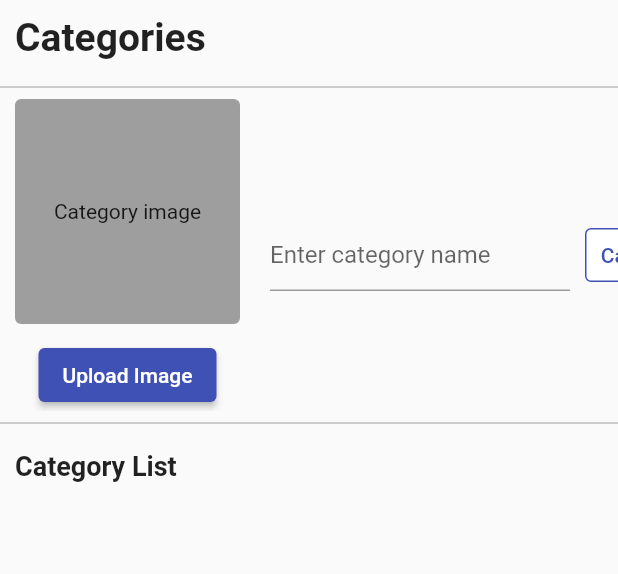
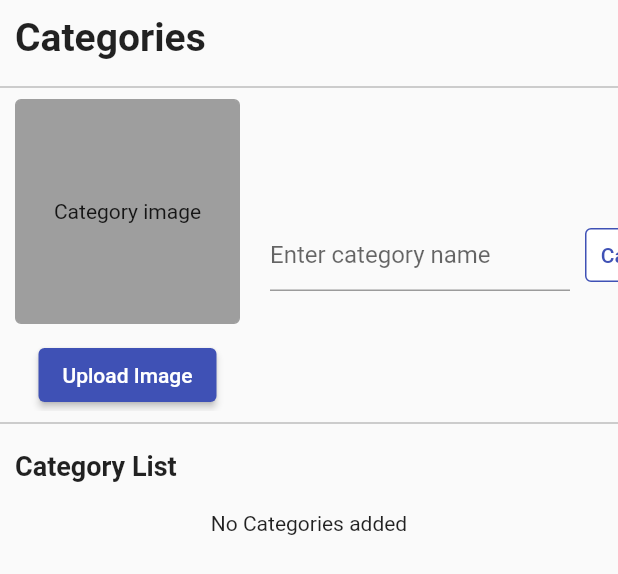
Before and after one commit to RanaKirtan-bit/cnc_admin, a Flutter app: the CategoryScreen widget shown alone on an empty page, opened directly, after a tap on "Upload Image", on a phone screen of 412 x 824 dp. Shown: the top 574 px of the screen. Run offline on Flutter 3.47's test engine with Material 2 defaults, Android fonts, the phone set to English and light mode, and no system bars; our stand-ins replace cloud_firestore, file_picker, firebase_core, firebase_database, firebase_storage, flutter_easyloading and 2 more; missing offline and left inert: date_time_format, flutter_admin_scaffold; accounts and stored records are empty; statements that could not run were skipped.

Commit message:
category_screen.dart

```diff
--- a/lib/screens/category_screen.dart
+++ b/lib/screens/category_screen.dart
@@ -1,9 +1,14 @@
+import 'dart:typed_data';
+import 'dart:io';
 import 'package:cloud_firestore/cloud_firestore.dart';
 import 'package:cnc_admin/firebase_service.dart';
+import 'package:cnc_admin/widgets/categories_list_widget.dart';
 import 'package:file_picker/file_picker.dart';
+import 'package:firebase_database/firebase_database.dart';
 import 'package:flutter/material.dart';
 import 'package:flutter_easyloading/flutter_easyloading.dart';
 import 'package:firebase_storage/firebase_storage.dart' as firebase_storage;
+import 'package:image_picker/image_picker.dart';
 
 class CategoryScreen extends StatefulWidget {
   static const String id = 'category';
@@ -14,12 +19,18 @@ class CategoryScreen extends StatefulWidget {
 }
 
 class _CategoryScreenState extends State<CategoryScreen> {
+  File? _image;
+  final picker = ImagePicker();         //NEW
   final TextEditingController _cartName = TextEditingController();
   final FirebaseService _service = FirebaseService();
-dynamic image;
+ dynamic image = null;
 String? fileName;
 final _formKey  = GlobalKey<FormState>();
 
+firebase_storage.FirebaseStorage storage = firebase_storage.FirebaseStorage.instance;     //NEW
+DatabaseReference databaseRef = FirebaseDatabase.instance.ref('Post');      //NEW
+
+  /*
    pickImage() async{
     FilePickerResult? result = await FilePicker.platform.pickFiles(
       type: FileType.image,allowMultiple: false,
@@ -33,6 +44,24 @@ final _formKey  = GlobalKey<FormState>();
       print("cancelled or Failed");
     }
   }
+*/
+
+
+  Future _pickImage() async {
+    final pickedFile =
+    await ImagePicker().pickImage(source: ImageSource.gallery);
+
+    setState(() {
+      if (pickedFile != null) {
+        _image = File(pickedFile.path);
+        image = _image!.readAsBytesSync();
+        fileName = pickedFile.name; // Update this line with the actual file name
+      } else {
+        print('no image picked');
+      }
+    });
+  }
+
 
   saveImageToDb() async{
       var ref = firebase_storage.FirebaseStorage.instance
@@ -68,10 +97,12 @@ final _formKey  = GlobalKey<FormState>();
     clear(){
         setState(() {
           _cartName.clear();
-          image = null;
+          image = null;       //NEW
 
         });
     }
+
+
 
   @override
   Widget build(BuildContext context) {
@@ -111,18 +142,17 @@ final _formKey  = GlobalKey<FormState>();
                         border: Border.all(color: Colors.grey.shade500),
 
                       ),
-                      child: Center(
-                        child: image==null ?
-                         Text(
+                      child: image!= null  ? Image.memory(image, fit: BoxFit.cover,) : Center(
+                         child:Text(
                           'Category image',
-                        ):Image.memory(image),
+                        ),
                       ),
                     ),
                     SizedBox(
                       height: 10,
                     ),
                     ElevatedButton(onPressed: (){
-                        pickImage();
+                        _pickImage();
                     }, child: Text(
                       'Upload Image',
                     ),),
@@ -147,7 +177,9 @@ final _formKey  = GlobalKey<FormState>();
                 const SizedBox(
                   width: 10,
                 ),
-                TextButton(onPressed: (){}, child: Text(
+                TextButton(onPressed: (){
+                  clear();
+                }, child: Text(
                   'Cancel',
                   style: TextStyle(
                     color: Theme.of(context).primaryColor,
@@ -184,6 +216,8 @@ final _formKey  = GlobalKey<FormState>();
               ),
             ),
           ),
+          const SizedBox(height: 10,),
+          CategoryListWidget()
         ],
       ),
     );
--- /dev/null
+++ b/lib/widgets/categories_list_widget.dart
@@ -0,0 +1,74 @@
+import 'package:cloud_firestore/cloud_firestore.dart';
+import 'package:flutter/material.dart';
+import 'package:path/path.dart';
+
+import '../firebase_service.dart';
+
+class CategoryListWidget extends StatelessWidget {
+  const CategoryListWidget({super.key});
+
+  @override
+  Widget build(BuildContext context) {
+    FirebaseService _service = FirebaseService();
+
+    Widget categoryWidget(data){
+      return SingleChildScrollView(
+        child: Card(
+          color: Colors.grey,
+          child: Padding(
+            padding: const EdgeInsets.all(8.0),
+            child: Column(
+              mainAxisAlignment: MainAxisAlignment.spaceBetween,
+              children: [
+                    Image.network(data['image'], fit: BoxFit.cover,),
+                Padding(
+                  padding: const EdgeInsets.only(top: 6.0),
+                  child: Text(
+                      data ['cartName'],
+                      style: TextStyle(
+                        color: Colors.black,
+                        fontSize: 15,
+                        fontWeight: FontWeight.bold,
+                      ),
+                  ),
+                ),
+              ],
+            ),
+          ),
+        ),
+      );
+    }
+
+    return StreamBuilder<QuerySnapshot>(
+      stream: _service.categories.snapshots(),
+      builder: (BuildContext context, AsyncSnapshot<QuerySnapshot> snapshot) {
+        if (snapshot.hasError) {
+          return const Text('Something went wrong');
+        }
+
+        if (snapshot.connectionState == ConnectionState.waiting) {
+          return const LinearProgressIndicator();
+        }
+
+        if(snapshot.data!.size==0){
+          return Text('No Categories added');
+        }
+        return GridView.builder(
+            shrinkWrap: true,
+            physics: const NeverScrollableScrollPhysics(),
+            gridDelegate: const SliverGridDelegateWithFixedCrossAxisCount(
+                crossAxisCount: 2,
+                crossAxisSpacing: 3,
+                mainAxisSpacing: 3,
+
+            ),
+            itemCount: snapshot.data!.size,
+            itemBuilder: (context,index){
+                 var data = snapshot.data!.docs[index];
+                 return categoryWidget(data);
+            },
+        );
+      },
+    );
+  }
+}
--- a/pubspec.yaml
+++ b/pubspec.yaml
@@ -43,6 +43,12 @@ dependencies:
   date_time_format: ^2.0.1
   file_picker: ^6.1.1
   flutter_easyloading: ^3.0.5
+  firebase_database: ^10.4.0
+  image_picker:
+
+  mime_type: ^1.0.0
+  path:
+
 
 dev_dependencies:
   flutter_test:
```
Also changed, not shown: pubspec.lock, 7 other files. Lines whose indentation alone changed are shown as unchanged.
